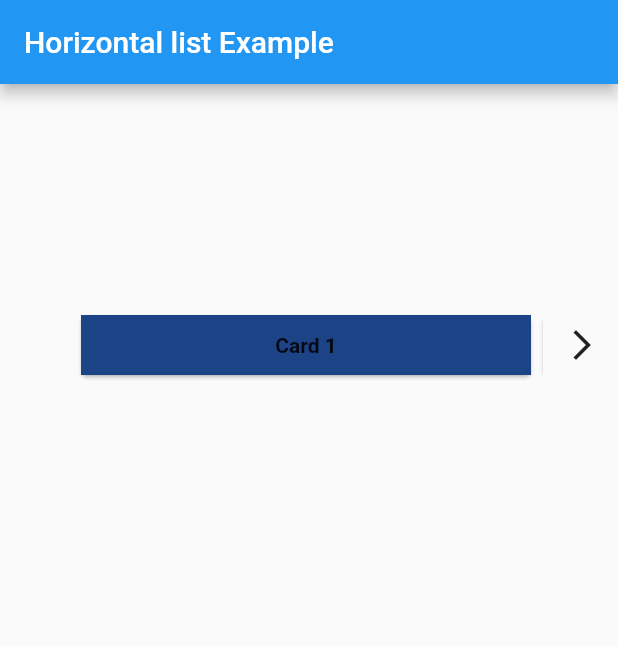
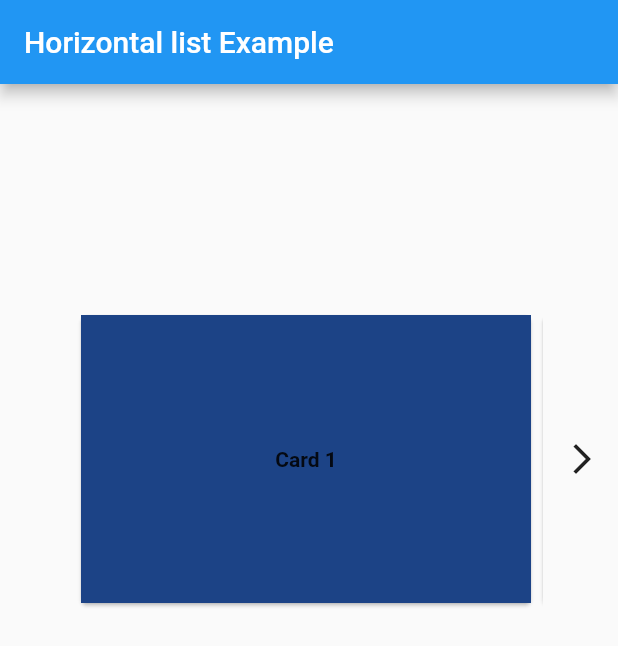
Before and after one commit to Dansp/horizontal_list, a Flutter app: the screen it shows after launch, on a phone screen of 412 x 824 dp. Shown: the top 646 px of the screen. Run offline on Flutter 3.47's test engine with Material 2 defaults, Android fonts, the phone set to English and light mode, and no system bars.

Commit message:
feat: width and height added to widget

```diff
--- a/lib/horizontal_list.dart
+++ b/lib/horizontal_list.dart
@@ -3,6 +3,13 @@ library horizontal_list;
 import 'package:flutter/material.dart';
 
 class HorizontalListView extends StatefulWidget {
+
+  ///Height of widget
+  final double height;
+
+  ///Width of widget
+  final double width;
+
   ///List of widget to populate horizontal scroll.
   final List<Widget> list;
 
@@ -32,6 +39,8 @@ class HorizontalListView extends StatefulWidget {
   final int scrollSize;
 
   const HorizontalListView({
+    required this.height,
+    required this.width,
     required this.list,
     required this.iconPrevious,
     required this.iconNext,
@@ -82,7 +91,10 @@ class _HorizontalScrollState extends State<HorizontalListView> {
 
   @override
   Widget build(BuildContext context) {
-    return Stack(children: [
+    return SizedBox(
+      width: widget.width,
+      height: widget.height,
+      child: Stack(children: [
         Positioned(
           top: 0.0,
           bottom: 0,
@@ -134,6 +146,7 @@ class _HorizontalScrollState extends State<HorizontalListView> {
                     : null,
               )),
         )
-    ]);
+      ]),
+    );
   }
 }
```
Lines whose indentation alone changed are shown as unchanged.
